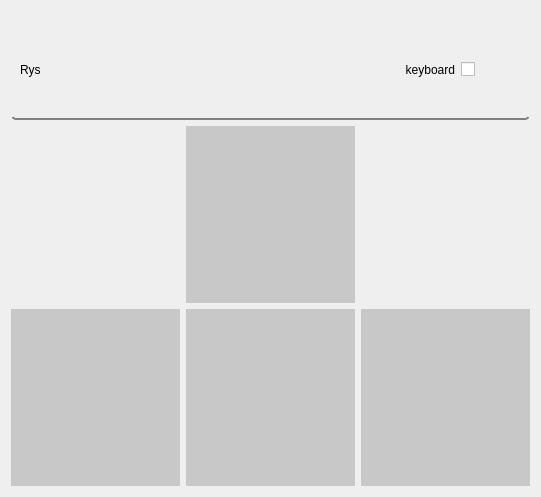
This is control_panel/resource/control_panel.ui in GroupOfRobots/MiniRysRQT as Qt 5 draws it before an edit. The edited form follows.
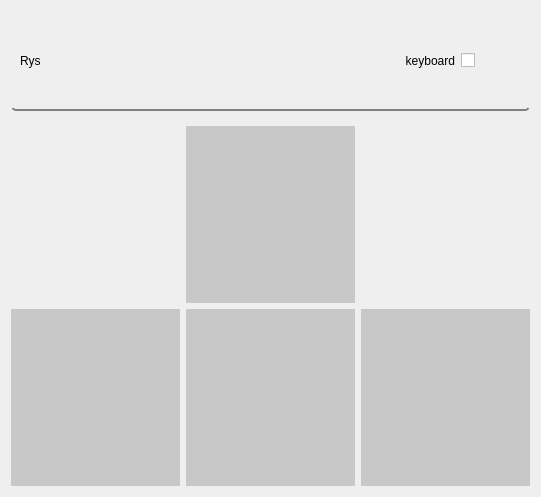
This is the edited form. Icons and pictures are not drawn.

```diff
--- a/control_panel/resource/control_panel.ui
+++ b/control_panel/resource/control_panel.ui
@@ -18,21 +18,6 @@
   </property>
   <layout class="QVBoxLayout" name="verticalLayout">
    <item>
-    <layout class="QVBoxLayout" name="verticalLayout_3">
-     <item>
-      <widget class="Line" name="line">
-       <property name="sizeIncrement">
-        <size>
-         <width>0</width>
-         <height>1</height>
-        </size>
-       </property>
-       <property name="orientation">
-        <enum>Qt::Horizontal</enum>
-       </property>
-      </widget>
-     </item>
-     <item>
       <widget class="QGroupBox" name="groupBox">
        <property name="maximumSize">
         <size>
@@ -101,6 +86,21 @@
          </widget>
         </item>
        </layout>
+    </widget>
+   </item>
+   <item>
+    <layout class="QVBoxLayout" name="verticalLayout_3">
+     <item>
+      <widget class="Line" name="line">
+       <property name="sizeIncrement">
+        <size>
+         <width>0</width>
+         <height>1</height>
+        </size>
+       </property>
+       <property name="orientation">
+        <enum>Qt::Horizontal</enum>
+       </property>
       </widget>
      </item>
      <item>
```
Lines whose indentation alone changed are shown as unchanged.
